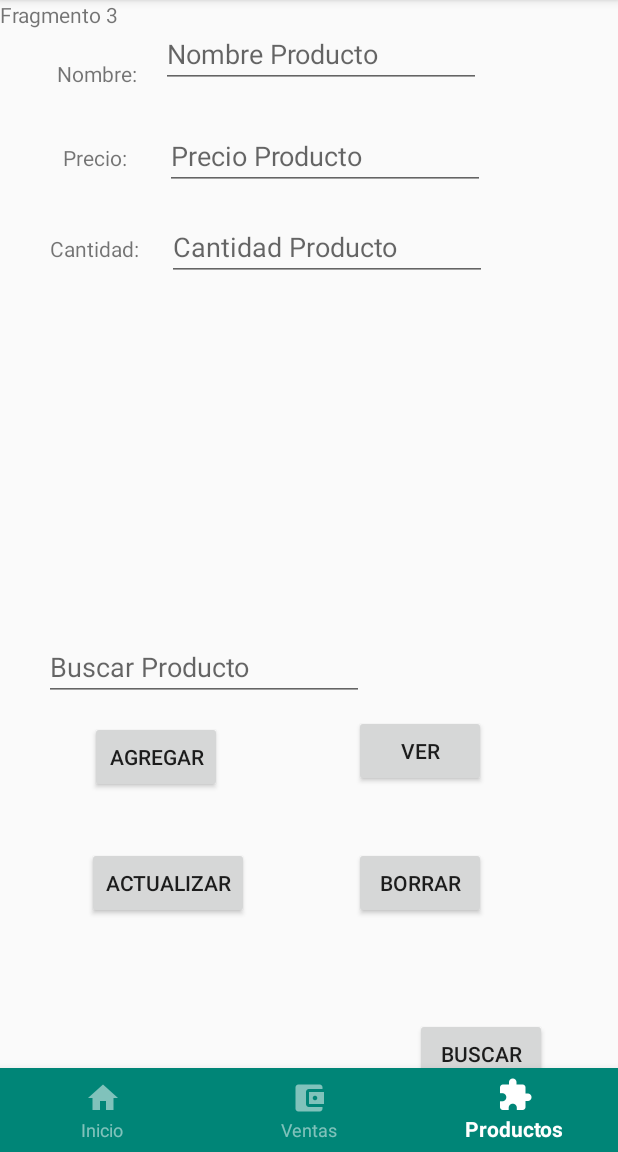
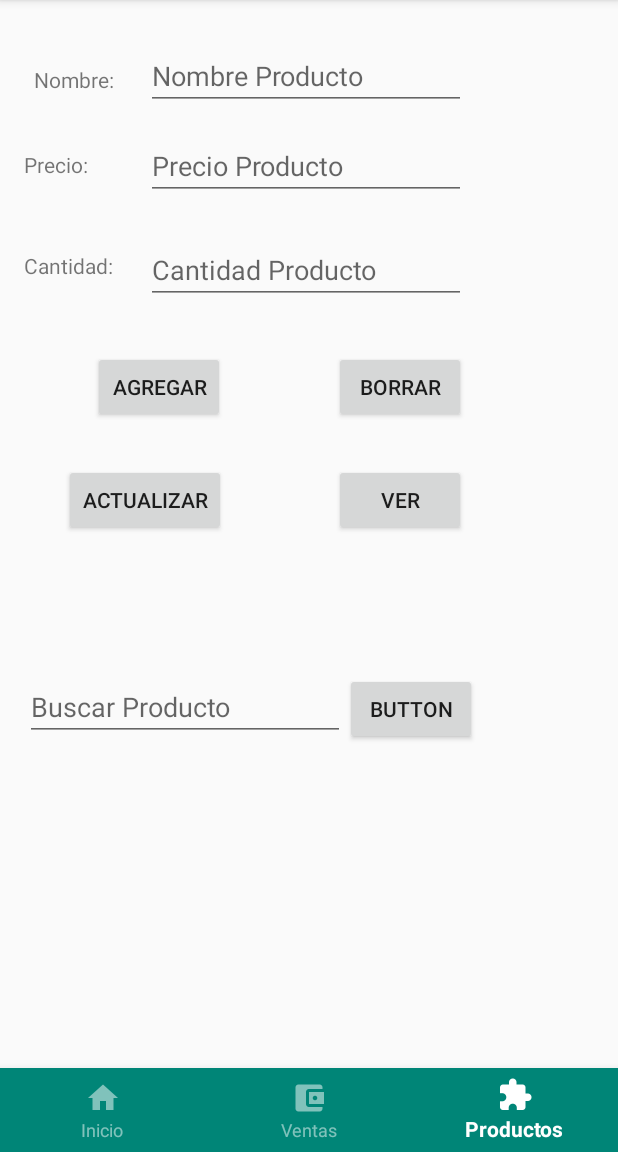
Before and after one commit to 6N5tr/PandaPanaderia, an Android app: the screen it shows after launch (MainActivity), item 3 of the bottom bar chosen, on a phone screen of 412 x 824 dp, the part 84-1236 px from its top. Run offline under Robolectric (Android 15) with nearby library versions, the phone set to English and light mode, and no system bars.

Commit message:
Base Fragmentos Sin Funcionar

```diff
--- a/app/build.gradle
+++ b/app/build.gradle
@@ -32,4 +32,5 @@ dependencies {
     androidTestImplementation 'com.android.support.test:runner:1.0.2'
     androidTestImplementation 'com.android.support.test.espresso:espresso-core:3.0.2'
     implementation 'com.android.support:design:28.0.0'
+    implementation 'com.android.support:recyclerview-v7:28.0.0'
 }
--- a/app/src/main/res/layout/fragment_productos.xml
+++ b/app/src/main/res/layout/fragment_productos.xml
@@ -1,100 +1,148 @@
 <?xml version="1.0" encoding="utf-8"?>
 <FrameLayout xmlns:android="http://schemas.android.com/apk/res/android"
-             xmlns:tools="http://schemas.android.com/tools"
+             xmlns:app="http://schemas.android.com/apk/res-auto" xmlns:tools="http://schemas.android.com/tools"
              android:layout_width="match_parent"
              android:layout_height="match_parent"
-             tools:context=".ProductosFragment">
-
-    <!-- TODO: Update blank fragment layout -->
-    <TextView
-            android:layout_width="match_parent"
-            android:layout_height="match_parent"
-            android:text="@string/frg3"/>
-    <RelativeLayout
+             tools:context=".ProductosFragment" android:id="@+id/frameLayout">
+    <android.support.constraint.ConstraintLayout
             android:layout_width="match_parent"
             android:layout_height="match_parent">
 
+        <Button
+                android:text="@string/AgrePro"
+                android:layout_width="wrap_content"
+                android:layout_height="wrap_content" android:id="@+id/btAgrPro"
+                android:layout_marginTop="234dp"
+                app:layout_constraintStart_toStartOf="parent"
+                android:layout_marginStart="60dp" app:layout_constraintEnd_toEndOf="parent"
+                android:layout_marginEnd="8dp" app:layout_constraintHorizontal_bias="0.007"
+                android:layout_marginBottom="8dp" app:layout_constraintBottom_toBottomOf="parent"
+                app:layout_constraintVertical_bias="0.0" app:layout_constraintTop_toTopOf="parent"/>
+        <Button
+                android:text="@string/BorrPro"
+                android:layout_width="wrap_content"
+                android:layout_height="wrap_content" android:id="@+id/btBorPro"
+                app:layout_constraintEnd_toEndOf="parent"
+                android:layout_marginEnd="101dp"
+                android:layout_marginTop="224dp"
+                android:layout_marginStart="8dp"
+                app:layout_constraintStart_toStartOf="parent" app:layout_constraintHorizontal_bias="1.0"
+                app:layout_constraintTop_toTopOf="parent"
+                android:layout_marginBottom="8dp" app:layout_constraintBottom_toBottomOf="parent"
+                app:layout_constraintVertical_bias="0.022"/>
+        <Button
+                android:text="@string/ActuPro"
+                android:layout_width="wrap_content"
+                android:layout_height="wrap_content"
+                android:id="@+id/btActPro" app:layout_constraintStart_toStartOf="parent"
+                android:layout_marginStart="62dp" android:layout_marginTop="309dp"
+                app:layout_constraintEnd_toEndOf="parent"
+                android:layout_marginEnd="261dp" android:layout_marginBottom="374dp"
+                app:layout_constraintBottom_toBottomOf="parent" app:layout_constraintHorizontal_bias="1.0"
+                app:layout_constraintVertical_bias="0.0" app:layout_constraintTop_toTopOf="parent"/>
+        <Button
+                android:text="@string/VerPro"
+                android:layout_width="wrap_content"
+                android:layout_height="wrap_content" android:id="@+id/btVerProd"
+                android:layout_marginStart="72dp" app:layout_constraintStart_toEndOf="@+id/btActPro"
+                android:layout_marginTop="309dp"
+                app:layout_constraintEnd_toEndOf="parent" android:layout_marginEnd="101dp"
+                android:layout_marginBottom="374dp" app:layout_constraintBottom_toBottomOf="parent"
+                app:layout_constraintHorizontal_bias="1.0" app:layout_constraintVertical_bias="0.0"
+                app:layout_constraintTop_toTopOf="parent"/>
+        <TextView
+                android:text="@string/NPro"
+                android:layout_width="wrap_content"
+                android:layout_height="wrap_content"
+                android:id="@+id/tvNomPro" app:layout_constraintStart_toStartOf="parent"
+                android:layout_marginStart="8dp" app:layout_constraintTop_toTopOf="parent"
+                android:layout_marginTop="39dp" android:layout_marginBottom="8dp"
+                app:layout_constraintEnd_toEndOf="parent"
+                android:layout_marginEnd="336dp" app:layout_constraintBottom_toBottomOf="parent"
+                app:layout_constraintHorizontal_bias="1.0" app:layout_constraintVertical_bias="0.006"/>
+        <TextView
+                android:text="@string/PPro"
+                android:layout_width="wrap_content"
+                android:layout_height="wrap_content"
+                android:id="@+id/textView3" app:layout_constraintStart_toStartOf="parent"
+                android:layout_marginStart="16dp" android:layout_marginTop="8dp"
+                app:layout_constraintEnd_toEndOf="parent"
+                android:layout_marginEnd="336dp" android:layout_marginBottom="8dp"
+                app:layout_constraintTop_toTopOf="parent" app:layout_constraintBottom_toBottomOf="parent"
+                app:layout_constraintHorizontal_bias="0.0" app:layout_constraintVertical_bias="0.132"/>
+        <TextView
+                android:text="@string/CPro"
+                android:layout_width="wrap_content"
+                android:layout_height="wrap_content"
+                android:id="@+id/textView5" app:layout_constraintStart_toStartOf="parent"
+                android:layout_marginStart="16dp" android:layout_marginTop="8dp"
+                android:layout_marginEnd="8dp" android:layout_marginBottom="8dp"
+                app:layout_constraintTop_toTopOf="parent" app:layout_constraintBottom_toBottomOf="parent"
+                app:layout_constraintHorizontal_bias="0.0" app:layout_constraintVertical_bias="0.229"
+                app:layout_constraintEnd_toEndOf="parent"/>
         <EditText
                 android:layout_width="wrap_content"
                 android:layout_height="wrap_content"
                 android:inputType="textPersonName"
                 android:ems="10"
-                android:layout_alignParentStart="true" android:layout_marginStart="111dp"
-                android:layout_alignParentTop="true" android:id="@+id/eTCPro" android:layout_marginTop="142dp"
-                android:hint="Cantidad Producto"/>
+                android:id="@+id/etCantidad" android:layout_marginTop="149dp" app:layout_constraintEnd_toEndOf="parent"
+                app:layout_constraintTop_toTopOf="parent" app:layout_constraintStart_toStartOf="parent"
+                android:layout_marginBottom="8dp"
+                app:layout_constraintHorizontal_bias="0.489" app:layout_constraintVertical_bias="0.015"
+                app:layout_constraintBottom_toBottomOf="parent" android:hint="Cantidad Producto"/>
         <EditText
                 android:layout_width="wrap_content"
                 android:layout_height="wrap_content"
                 android:inputType="textPersonName"
                 android:ems="10"
-                android:layout_alignParentStart="true" android:layout_marginStart="29dp"
-                android:layout_alignParentTop="true" android:id="@+id/eTCPro2" android:layout_marginTop="422dp"
-                android:hint="Buscar Producto"/>
-        <TextView
-                android:text="@string/NPro"
-                android:layout_width="wrap_content"
-                android:layout_height="wrap_content" android:id="@+id/tvNombreProducto"
-                android:layout_alignParentStart="true"
-                android:layout_marginStart="38dp" android:layout_alignParentTop="true" android:layout_marginTop="39dp"/>
-        <TextView
-                android:layout_width="wrap_content"
-                android:layout_height="wrap_content" android:id="@+id/tvPrecio" android:layout_alignParentStart="true"
-                android:layout_marginStart="42dp" android:layout_alignParentTop="true" android:layout_marginTop="95dp"
-                android:text="@string/PPro"/>
-        <TextView
-                android:layout_width="wrap_content"
-                android:layout_height="wrap_content" android:id="@+id/tvCantidadProducto"
-                android:layout_alignParentStart="true"
-                android:layout_marginStart="33dp" android:layout_alignParentTop="true" android:layout_marginTop="156dp"
-                android:text="@string/CPro"/>
+                android:id="@+id/etPrecio"
+                app:layout_constraintEnd_toEndOf="parent" android:layout_marginEnd="101dp"
+                android:layout_marginBottom="8dp"
+                app:layout_constraintStart_toEndOf="@+id/textView3" android:layout_marginStart="97dp"
+                android:layout_marginTop="88dp" app:layout_constraintTop_toTopOf="parent"
+                app:layout_constraintBottom_toBottomOf="parent" app:layout_constraintHorizontal_bias="1.0"
+                app:layout_constraintVertical_bias="0.0" app:layout_constraintStart_toStartOf="parent"
+                android:hint="Precio Producto"/>
         <EditText
                 android:layout_width="wrap_content"
                 android:layout_height="wrap_content"
                 android:inputType="textPersonName"
                 android:ems="10"
-                android:layout_alignParentStart="true" android:layout_marginStart="107dp"
-                android:layout_alignParentTop="true" android:id="@+id/eTNPro" android:layout_marginTop="13dp"
+                android:id="@+id/etNombre"
+                app:layout_constraintEnd_toEndOf="parent" app:layout_constraintStart_toStartOf="parent"
+                android:layout_marginTop="28dp" app:layout_constraintTop_toTopOf="parent"
+                app:layout_constraintHorizontal_bias="0.489" android:layout_marginBottom="8dp"
+                app:layout_constraintBottom_toBottomOf="parent" app:layout_constraintVertical_bias="0.0"
                 android:hint="Nombre Producto"/>
         <EditText
                 android:layout_width="wrap_content"
                 android:layout_height="wrap_content"
                 android:inputType="textPersonName"
                 android:ems="10"
-                android:layout_alignParentStart="true" android:layout_marginStart="110dp"
-                android:layout_alignParentTop="true" android:id="@+id/eTPPro" android:layout_marginTop="81dp"
-                android:hint="Precio Producto"/>
+                android:id="@+id/etBuscarProducto"
+                app:layout_constraintStart_toStartOf="parent" android:layout_marginStart="16dp"
+                android:layout_marginTop="91dp" app:layout_constraintTop_toBottomOf="@+id/btActPro"
+                app:layout_constraintEnd_toEndOf="parent" android:layout_marginEnd="182dp"
+                android:layout_marginBottom="238dp" app:layout_constraintBottom_toBottomOf="parent"
+                android:hint="Buscar Producto"/>
         <Button
-                android:text="@string/AgrePro"
+                android:text="Button"
                 android:layout_width="wrap_content"
-                android:layout_height="wrap_content" android:layout_alignParentStart="true"
-                android:layout_marginStart="60dp" android:layout_alignParentBottom="true"
-                android:id="@+id/btAgregarProducto"
-                android:layout_marginBottom="239dp"/>
-        <Button
-                android:text="@string/VerPro"
-                android:layout_width="wrap_content"
-                android:layout_height="wrap_content" android:layout_alignParentStart="true"
-                android:layout_marginStart="236dp" android:layout_alignParentBottom="true"
-                android:id="@+id/btVerProductos"
-                android:layout_marginBottom="243dp"/>
-        <Button
-                android:text="@string/ActuPro"
-                android:layout_width="wrap_content"
-                android:layout_height="wrap_content" android:layout_alignParentBottom="true" android:id="@+id/btActualizarProducto"
-                android:layout_alignStart="@+id/tvPrecio" android:layout_marginBottom="155dp"
-                android:layout_marginStart="16dp"/>
-        <Button
-                android:text="@string/BorrPro"
-                android:layout_width="wrap_content"
-                android:layout_height="wrap_content" android:layout_alignBottom="@+id/btActualizarProducto"
-                android:layout_alignEnd="@+id/btVerProductos" android:id="@+id/btEliminarProducto"/>
-        <Button
-                android:text="@string/BusPro"
-                android:layout_width="wrap_content"
-                android:layout_height="wrap_content" android:layout_alignParentEnd="true"
-                android:layout_marginEnd="47dp" android:layout_alignParentBottom="true"
-                android:id="@+id/btBuscarProducto"
-                android:layout_marginBottom="41dp"/>
-    </RelativeLayout>
+                android:layout_height="wrap_content"
+                android:id="@+id/button20" app:layout_constraintStart_toEndOf="@+id/etBuscarProducto"
+                android:layout_marginTop="91dp" app:layout_constraintTop_toBottomOf="@+id/btVerProd"
+                app:layout_constraintBottom_toBottomOf="parent" android:layout_marginBottom="235dp"
+                app:layout_constraintEnd_toEndOf="parent" android:layout_marginEnd="94dp"/>
+        <ListView
+                android:layout_width="395dp"
+                android:layout_height="219dp"
+                app:layout_constraintStart_toStartOf="parent" android:layout_marginBottom="16dp"
+                app:layout_constraintBottom_toBottomOf="parent" app:layout_constraintEnd_toEndOf="parent"
+                android:layout_marginEnd="8dp" android:layout_marginTop="8dp"
+                app:layout_constraintTop_toTopOf="parent" app:layout_constraintHorizontal_bias="0.0"
+                app:layout_constraintVertical_bias="1.0"
+                android:choiceMode="singleChoice"
+        />
 
+    </android.support.constraint.ConstraintLayout>
 </FrameLayout>
--- a/app/src/main/res/values/strings.xml
+++ b/app/src/main/res/values/strings.xml
@@ -1,8 +1,7 @@
 <resources>
     <string name="app_name">PandaPanaderia</string>
 
-    <!-- TODO: Remove or change this placeholder text -->
-    <string name="frg1">Fragmento 1</string>
+     <string name="frg1">Fragmento 1</string>
     <string name="frg2">Fragmento 2</string>
     <string name="frg3">Fragmento 3</string>
     <string name="intro">Hello</string>
--- a/build.gradle
+++ b/build.gradle
@@ -1,13 +1,13 @@
 // Top-level build file where you can add configuration options common to all sub-projects/modules.
 
 buildscript {
-    ext.kotlin_version = '1.2.71'
+    ext.kotlin_version = '1.3.0'
     repositories {
         google()
         jcenter()
     }
     dependencies {
-        classpath 'com.android.tools.build:gradle:3.2.1'
+        classpath 'com.android.tools.build:gradle:3.3.0'
         classpath "org.jetbrains.kotlin:kotlin-gradle-plugin:$kotlin_version"
 
         // NOTE: Do not place your application dependencies here; they belong
```
Also changed, not shown: app/src/main/java/com/example/asemb/pandapanaderia/CustomAdapter.kt (added, +79 -0 lines), app/src/main/java/com/example/asemb/pandapanaderia/DbHelper.kt (added, +54 -0 lines), app/src/main/java/com/example/asemb/pandapanaderia/MainActivity.kt (+8 -0 lines), app/src/main/java/com/example/asemb/pandapanaderia/Message.kt (added, +12 -0 lines), app/src/main/java/com/example/asemb/pandapanaderia/ProductosFragment.kt (+62 -8 lines), app/src/main/res/layout/row_layout.xml (added, +7 -0 lines), gradle/wrapper/gradle-wrapper.properties.
